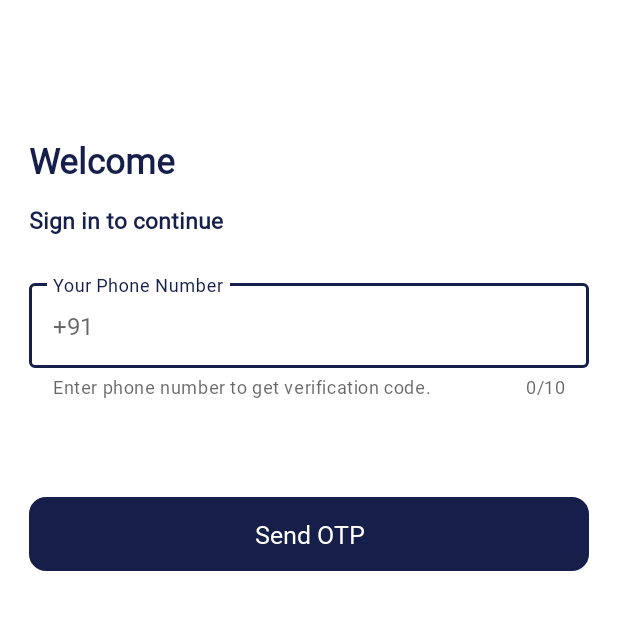
After one commit to surajprakashpatel/LegendZone, an Android app: the LoginActivity screen opened directly, with no data from a screen before it, on a phone screen of 412 x 824 dp, the top half of it. The commit adds this screen. Run offline under Robolectric (Android 15) with nearby library versions, the phone set to English and light mode, and no system bars; our stand-ins replace sdp/ssp sizes.

Commit message:
Login and OTPVerfication Completed

```diff
--- a/app/build.gradle
+++ b/app/build.gradle
@@ -38,16 +38,14 @@ dependencies {
     implementation platform('com.google.firebase:firebase-bom:31.3.0')
 
 
-    // TODO: Add the dependencies for Firebase products you want to use
+    // Add the dependencies for Firebase products you want to use
     implementation 'com.google.firebase:firebase-analytics'
     implementation 'com.google.firebase:firebase-appcheck-playintegrity'
-
-
+    implementation 'com.google.firebase:firebase-auth'
 
     implementation 'androidx.appcompat:appcompat:1.6.1'
     implementation 'com.google.android.material:material:1.8.0'
     implementation 'androidx.constraintlayout:constraintlayout:2.1.4'
-    implementation 'com.google.firebase:firebase-auth:21.0.3'
     testImplementation 'junit:junit:4.13.2'
     androidTestImplementation 'androidx.test.ext:junit:1.1.5'
     androidTestImplementation 'androidx.test.espresso:espresso-core:3.5.1'
--- a/app/src/main/AndroidManifest.xml
+++ b/app/src/main/AndroidManifest.xml
@@ -11,6 +11,12 @@
         android:supportsRtl="true"
         android:theme="@style/Theme.LegendZone"
         tools:targetApi="31">
+        <activity
+            android:name=".ui.activity.OTPVerificationActivity"
+            android:exported="false" />
+        <activity
+            android:name=".ui.activity.LoginActivity"
+            android:exported="false" />
         <activity
             android:name=".ui.activity.WelcomeActivity"
             android:exported="false" />
--- /dev/null
+++ b/app/src/main/java/com/srsoft/legendzone/ui/activity/LoginActivity.java
@@ -0,0 +1,56 @@
+package com.srsoft.legendzone.ui.activity;
+
+import android.content.Intent;
+import android.os.Bundle;
+import android.view.View;
+
+import com.srsoft.legendzone.databinding.ActivityLoginBinding;
+import com.srsoft.legendzone.ui.common.BaseActivity;
+import com.srsoft.legendzone.utils.Constant;
+
+public class LoginActivity extends BaseActivity {
+
+    private ActivityLoginBinding binding;
+    @Override
+    protected void onCreate(Bundle savedInstanceState) {
+        super.onCreate(savedInstanceState);
+        binding =ActivityLoginBinding.inflate(getLayoutInflater());
+        setContentView(binding.getRoot());
+        initialization();
+    }
+
+    private void initialization() {
+
+        binding.btnLogin.setOnClickListener(new View.OnClickListener() {
+            @Override
+            public void onClick(View v) {
+                if(validate()){
+                    Intent intent = new Intent(LoginActivity.this, OTPVerificationActivity.class);
+                    intent.putExtra(Constant.USER_PHONE_NO,"+91"+binding.etPhone.getText().toString());
+                    startActivity(intent);
+                }
+            }
+        });
+
+
+    }
+
+    private boolean validate() {
+        boolean valid = true;
+
+        if (binding.etPhone.getText().toString().isEmpty()) {
+            binding.etPhone.setError("Please enter your mobile no");
+            binding.etPhone.requestFocus();
+            valid = false;
+        } else if (binding.etPhone.getText().toString().length() != 10) {
+            binding.etPhone.setError("Please enter valid mobile no");
+            binding.etPhone.requestFocus();
+            valid = false;
+        } else {
+            binding.etPhone.setError(null);
+        }
+
+        return valid;
+    }
+
+}
--- a/app/src/main/java/com/srsoft/legendzone/ui/common/BaseActivity.java
+++ b/app/src/main/java/com/srsoft/legendzone/ui/common/BaseActivity.java
@@ -69,9 +69,9 @@ public class BaseActivity extends AppCompatActivity {
     /**
      * Show Error
      */
-    public void showError(String msg) {
+    public void showSnackBar(String msg) {
         if (msg == null) return;
-        Snackbar.make(findViewById(android.R.id.content), msg, Snackbar.LENGTH_LONG).show();
+        Snackbar.make(findViewById(android.R.id.content), msg, Snackbar.LENGTH_SHORT).show();
     }
 
     /**
--- /dev/null
+++ b/app/src/main/res/drawable/edittext_bg_rounded_active.xml
@@ -0,0 +1,6 @@
+<shape xmlns:android="http://schemas.android.com/apk/res/android">
+<stroke
+    android:width="@dimen/_1sdp"
+    android:color="@color/primary" />
+<corners android:radius="@dimen/_8sdp" />
+</shape>
--- /dev/null
+++ b/app/src/main/res/drawable/edittext_bg_rounded_error.xml
@@ -0,0 +1,6 @@
+<shape xmlns:android="http://schemas.android.com/apk/res/android">
+    <stroke
+        android:width="@dimen/_1sdp"
+        android:color="@color/red" />
+    <corners android:radius="@dimen/_8sdp" />
+</shape>
--- /dev/null
+++ b/app/src/main/res/drawable/edittext_bg_rounded_inactive.xml
@@ -0,0 +1,6 @@
+<shape xmlns:android="http://schemas.android.com/apk/res/android">
+    <stroke
+        android:width="@dimen/_1sdp"
+        android:color="@color/gray" />
+    <corners android:radius="@dimen/_5sdp" />
+</shape>
--- /dev/null
+++ b/app/src/main/res/drawable/edittext_bg_rounded_success.xml
@@ -0,0 +1,6 @@
+<shape xmlns:android="http://schemas.android.com/apk/res/android">
+    <stroke
+        android:width="@dimen/_1sdp"
+        android:color="#4CAF50" />
+    <corners android:radius="@dimen/_8sdp" />
+</shape>
--- /dev/null
+++ b/app/src/main/res/drawable/round_corner8.xml
@@ -0,0 +1,10 @@
+<?xml version="1.0" encoding="utf-8"?>
+<shape xmlns:android="http://schemas.android.com/apk/res/android"
+    android:shape="rectangle">
+
+    <stroke
+        android:width="@dimen/_1sdp"
+        android:color="@color/primary" />
+    <corners android:radius="@dimen/_8sdp" />
+
+</shape>
--- /dev/null
+++ b/app/src/main/res/layout/activity_login.xml
@@ -0,0 +1,80 @@
+<?xml version="1.0" encoding="utf-8"?>
+<androidx.constraintlayout.widget.ConstraintLayout xmlns:android="http://schemas.android.com/apk/res/android"
+    xmlns:app="http://schemas.android.com/apk/res-auto"
+    xmlns:tools="http://schemas.android.com/tools"
+    android:layout_width="match_parent"
+    android:layout_height="match_parent"
+    tools:context=".ui.activity.LoginActivity">
+
+    <TextView
+        android:id="@+id/textView"
+        android:layout_width="wrap_content"
+        android:layout_height="wrap_content"
+        android:layout_marginHorizontal="@dimen/_15sdp"
+        android:layout_marginTop="@dimen/_70sdp"
+        android:text="Welcome"
+        android:textColor="@color/primary"
+        android:textSize="@dimen/_18ssp"
+        android:textStyle="bold"
+        app:layout_constraintStart_toStartOf="parent"
+        app:layout_constraintTop_toTopOf="parent" />
+
+    <TextView
+        android:id="@+id/textView2"
+        android:layout_width="wrap_content"
+        android:layout_height="wrap_content"
+        android:layout_marginHorizontal="@dimen/_15sdp"
+        android:layout_marginTop="@dimen/_10sdp"
+        android:text="@string/sign_in_continue"
+        android:textColor="@color/primary"
+        android:textSize="@dimen/_12ssp"
+        android:textStyle="bold"
+        app:layout_constraintStart_toStartOf="parent"
+        app:layout_constraintTop_toBottomOf="@+id/textView" />
+
+    <com.google.android.material.textfield.TextInputLayout
+        android:id="@+id/outlinedTextField"
+        style="@style/Widget.MaterialComponents.TextInputLayout.OutlinedBox"
+        android:layout_width="match_parent"
+        android:layout_height="wrap_content"
+        android:layout_marginHorizontal="@dimen/_15sdp"
+        android:layout_marginTop="@dimen/_20sdp"
+        android:hint="@string/enter_your_phone_number"
+        app:helperText="@string/insert_your_phone_number_to_get_verification_code"
+        app:counterEnabled="true"
+        app:counterMaxLength="10"
+        app:helperTextEnabled="true"
+        app:layout_constraintTop_toBottomOf="@+id/textView2"
+        app:prefixText="+91">
+
+        <com.google.android.material.textfield.TextInputEditText
+            android:id="@+id/etPhone"
+            android:layout_width="match_parent"
+            android:layout_height="wrap_content"
+            android:inputType="phone"
+            android:maxLength="10" />
+
+    </com.google.android.material.textfield.TextInputLayout>
+
+
+    <androidx.appcompat.widget.AppCompatButton
+        android:id="@+id/btnLogin"
+        android:layout_width="match_parent"
+        android:layout_height="wrap_content"
+        android:layout_marginHorizontal="@dimen/_15sdp"
+        android:background="@drawable/round_corner8"
+        android:backgroundTint="@color/primary"
+        android:minWidth="0dp"
+        android:minHeight="0dp"
+        android:layout_marginTop="@dimen/_50sdp"
+        android:paddingVertical="@dimen/_10sdp"
+        android:text="@string/send_otp"
+        android:textAllCaps="false"
+        android:textColor="@color/white"
+        android:textSize="@dimen/_13ssp"
+        app:layout_constraintEnd_toEndOf="parent"
+        app:layout_constraintStart_toStartOf="parent"
+        app:layout_constraintTop_toBottomOf="@+id/outlinedTextField" />
+
+
+</androidx.constraintlayout.widget.ConstraintLayout>
--- a/app/src/main/res/values/strings.xml
+++ b/app/src/main/res/values/strings.xml
@@ -3,8 +3,8 @@
     <string name="sign_up_log_in">Sign Up/Log In</string>
     <string name="browse_services">Browse Services</string>
     <string name="please_sign_up_to_continue_and_be_aware_nof_all_options">Please sign up to continue and be aware \nof all options.</string>
-    <string name="please_log_in_to_continue_and_be_aware_nof_all_options">Please log in to continue and be aware \nof all options.</string>
-    <string name="insert_your_phone_number_to_get_verification_code">Insert your phone number to get verification code.</string>
+    <string name="please_enter_your_phone_number_">Please enter your phone number to verify.</string>
+    <string name="insert_your_phone_number_to_get_verification_code">Enter phone number to get verification code.</string>
     <string name="sign_up">Sign Up</string>
     <string name="log_in">Log In</string>
     <string name="password">Password*</string>
@@ -65,9 +65,9 @@
     <string name="heading2">Peer-to-Peer Betting!</string>
     <string name="heading3">Earn Comission</string>
     <string name="desc1">Enjoy the confidence of knowing your bets \nare 100% safe and secure with\n gauranteed payouts.</string>
-    <string name="desc2">Bet against friends, family, and other users \nin our peer-to-peer betting\nsystem</string>
-    <string name="desc3">Refer your friends and and family to earn \ncommision on the bets they make.\nsystem</string>
-    <string name="enter_your_phone_number">Enter Your Phone Number</string>
+    <string name="desc2">Bet against friends, family, and other users \nin our peer-to-peer betting.\</string>
+    <string name="desc3">Refer your friends and and family to earn \ncommision on the bets they make.</string>
+    <string name="enter_your_phone_number">Your Phone Number</string>
     <string name="enter_your_password">Enter Your Password</string>
     <string name="skip">Skip</string>
     <string name="enter_your_name">Enter Your Name</string>
@@ -89,4 +89,6 @@
     <string name="please_select_your_state">Please select your state</string>
     <string name="select_your_city">City</string>
     <string name="please_select_your_city">Please select your city</string>
+    <string name="sign_in_continue">Sign in to continue</string>
+    <string name="send_otp">Send OTP</string>
 </resources>
```
Also changed, not shown: app/src/main/java/com/srsoft/legendzone/ui/activity/OTPVerificationActivity.java (added, +240 -0 lines), app/src/main/java/com/srsoft/legendzone/ui/activity/WelcomeActivity.java (+18 -4 lines), app/src/main/java/com/srsoft/legendzone/utils/Constant.java (added, +7 -0 lines), app/src/main/java/com/srsoft/legendzone/utils/PreferenceUtils.java (added, +76 -0 lines), app/src/main/res/drawable/border_primary8.xml (added, +10 -0 lines), app/src/main/res/layout/activity_otpverifiation.xml (added, +108 -0 lines), app/src/main/res/layout/activity_welcome.xml (+1 -16 lines).
